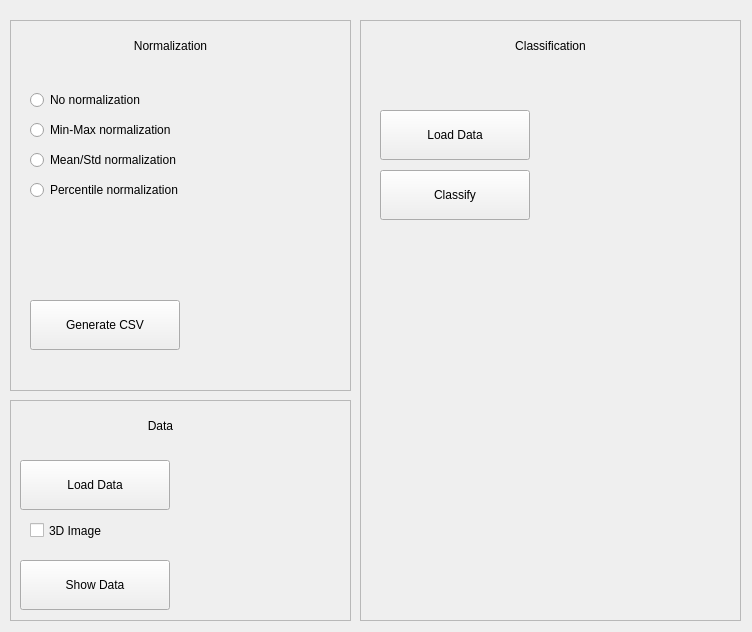
Qt form Code/UI/app.ui (wiktkaj492/RadiomicApp) before a commit.
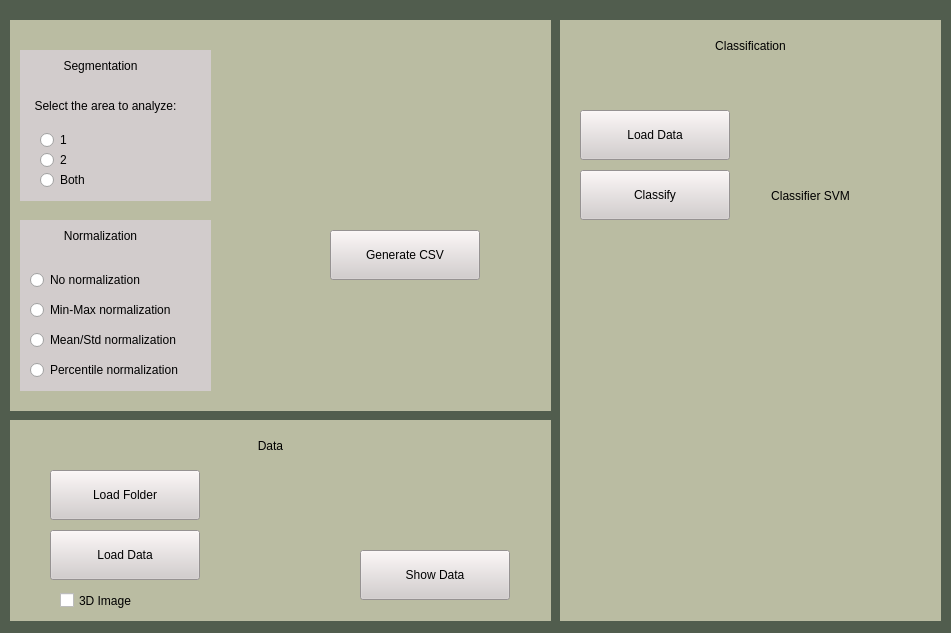
The same form after that commit.

```diff
--- a/Code/UI/app.ui
+++ b/Code/UI/app.ui
@@ -6,8 +6,8 @@
    <rect>
     <x>0</x>
     <y>0</y>
-    <width>752</width>
-    <height>632</height>
+    <width>951</width>
+    <height>633</height>
    </rect>
   </property>
   <property name="windowTitle">
@@ -22,8 +22,8 @@
      <rect>
       <x>10</x>
       <y>20</y>
-      <width>341</width>
-      <height>371</height>
+      <width>541</width>
+      <height>391</height>
      </rect>
     </property>
     <property name="frameShape">
@@ -32,11 +32,11 @@
     <property name="frameShadow">
      <enum>QFrame::Raised</enum>
     </property>
-    <widget class="QRadioButton" name="radioButton">
+    <widget class="QRadioButton" name="noNormaButton">
      <property name="geometry">
       <rect>
        <x>20</x>
-       <y>70</y>
+       <y>250</y>
        <width>141</width>
        <height>20</height>
       </rect>
@@ -45,11 +45,11 @@
       <string>No normalization</string>
      </property>
     </widget>
-    <widget class="QRadioButton" name="radioButton_2">
+    <widget class="QRadioButton" name="minMaxButton">
      <property name="geometry">
       <rect>
        <x>20</x>
-       <y>100</y>
+       <y>280</y>
        <width>171</width>
        <height>20</height>
       </rect>
@@ -58,11 +58,11 @@
       <string>Min-Max normalization</string>
      </property>
     </widget>
-    <widget class="QRadioButton" name="radioButton_3">
+    <widget class="QRadioButton" name="meanStdButton">
      <property name="geometry">
       <rect>
        <x>20</x>
-       <y>130</y>
+       <y>310</y>
        <width>181</width>
        <height>20</height>
       </rect>
@@ -71,11 +71,11 @@
       <string>Mean/Std normalization</string>
      </property>
     </widget>
-    <widget class="QRadioButton" name="radioButton_4">
+    <widget class="QRadioButton" name="perButton">
      <property name="geometry">
       <rect>
        <x>20</x>
-       <y>160</y>
+       <y>340</y>
        <width>161</width>
        <height>20</height>
       </rect>
@@ -84,24 +84,11 @@
       <string>Percentile normalization</string>
      </property>
     </widget>
-    <widget class="QPushButton" name="pushButton_2">
-     <property name="geometry">
-      <rect>
-       <x>20</x>
-       <y>280</y>
-       <width>150</width>
-       <height>50</height>
-      </rect>
-     </property>
-     <property name="text">
-      <string>Generate CSV</string>
-     </property>
-    </widget>
     <widget class="QLabel" name="label">
      <property name="geometry">
       <rect>
-       <x>100</x>
-       <y>10</y>
+       <x>30</x>
+       <y>200</y>
        <width>121</width>
        <height>31</height>
       </rect>
@@ -113,14 +100,178 @@
       <set>Qt::AlignCenter</set>
      </property>
     </widget>
+    <widget class="QRadioButton" name="area1Button">
+     <property name="geometry">
+      <rect>
+       <x>30</x>
+       <y>110</y>
+       <width>141</width>
+       <height>20</height>
+      </rect>
+     </property>
+     <property name="text">
+      <string>1</string>
+     </property>
+    </widget>
+    <widget class="QRadioButton" name="area2Button">
+     <property name="geometry">
+      <rect>
+       <x>30</x>
+       <y>130</y>
+       <width>141</width>
+       <height>20</height>
+      </rect>
+     </property>
+     <property name="text">
+      <string>2</string>
+     </property>
+    </widget>
+    <widget class="QRadioButton" name="bothButton">
+     <property name="geometry">
+      <rect>
+       <x>30</x>
+       <y>150</y>
+       <width>141</width>
+       <height>20</height>
+      </rect>
+     </property>
+     <property name="text">
+      <string>Both</string>
+     </property>
+    </widget>
+    <widget class="QLabel" name="label_5">
+     <property name="geometry">
+      <rect>
+       <x>30</x>
+       <y>30</y>
+       <width>121</width>
+       <height>31</height>
+      </rect>
+     </property>
+     <property name="text">
+      <string>Segmentation</string>
+     </property>
+     <property name="alignment">
+      <set>Qt::AlignCenter</set>
+     </property>
+    </widget>
+    <widget class="QLabel" name="label_6">
+     <property name="geometry">
+      <rect>
+       <x>10</x>
+       <y>70</y>
+       <width>171</width>
+       <height>31</height>
+      </rect>
+     </property>
+     <property name="text">
+      <string>Select the area to analyze:</string>
+     </property>
+     <property name="alignment">
+      <set>Qt::AlignCenter</set>
+     </property>
+    </widget>
+    <widget class="QWidget" name="widget" native="true">
+     <property name="geometry">
+      <rect>
+       <x>0</x>
+       <y>0</y>
+       <width>551</width>
+       <height>391</height>
+      </rect>
+     </property>
+     <property name="styleSheet">
+      <string notr="true">background-color: rgb(186, 188, 162);</string>
+     </property>
+     <widget class="QWidget" name="widget_5" native="true">
+      <property name="geometry">
+       <rect>
+        <x>10</x>
+        <y>30</y>
+        <width>191</width>
+        <height>151</height>
+       </rect>
+      </property>
+      <property name="styleSheet">
+       <string notr="true">background-color: rgb(210, 204, 204);</string>
+      </property>
+     </widget>
+     <widget class="QWidget" name="widget_6" native="true">
+      <property name="geometry">
+       <rect>
+        <x>10</x>
+        <y>200</y>
+        <width>191</width>
+        <height>171</height>
+       </rect>
+      </property>
+      <property name="styleSheet">
+       <string notr="true">background-color: rgb(210, 204, 204);</string>
+      </property>
+     </widget>
+     <widget class="QPushButton" name="csvButton">
+      <property name="geometry">
+       <rect>
+        <x>320</x>
+        <y>210</y>
+        <width>150</width>
+        <height>50</height>
+       </rect>
+      </property>
+      <property name="styleSheet">
+       <string notr="true">background-color: rgb(210, 204, 204);
+</string>
+      </property>
+      <property name="text">
+       <string>Generate CSV</string>
+      </property>
+     </widget>
+     <widget class="QLabel" name="statusLabel">
+      <property name="geometry">
+       <rect>
+        <x>320</x>
+        <y>270</y>
+        <width>151</width>
+        <height>51</height>
+       </rect>
+      </property>
+      <property name="layoutDirection">
+       <enum>Qt::LeftToRight</enum>
+      </property>
+      <property name="styleSheet">
+       <string notr="true"/>
+      </property>
+      <property name="text">
+       <string/>
+      </property>
+      <property name="alignment">
+       <set>Qt::AlignCenter</set>
+      </property>
+     </widget>
+     <zorder>widget_6</zorder>
+     <zorder>widget_5</zorder>
+     <zorder>csvButton</zorder>
+     <zorder>statusLabel</zorder>
+    </widget>
+    <zorder>widget</zorder>
+    <zorder>noNormaButton</zorder>
+    <zorder>minMaxButton</zorder>
+    <zorder>meanStdButton</zorder>
+    <zorder>perButton</zorder>
+    <zorder>label</zorder>
+    <zorder>area1Button</zorder>
+    <zorder>area2Button</zorder>
+    <zorder>bothButton</zorder>
+    <zorder>label_5</zorder>
+    <zorder>label_6</zorder>
    </widget>
    <widget class="QFrame" name="frame_2">
     <property name="geometry">
      <rect>
       <x>10</x>
-      <y>400</y>
-      <width>341</width>
-      <height>221</height>
+      <y>420</y>
+      <width>541</width>
+      <height>201</height>
      </rect>
     </property>
     <property name="frameShape">
@@ -129,37 +280,43 @@
     <property name="frameShadow">
      <enum>QFrame::Raised</enum>
     </property>
-    <widget class="QPushButton" name="pushButton">
+    <widget class="QPushButton" name="loadDataButton">
      <property name="geometry">
       <rect>
-       <x>10</x>
-       <y>60</y>
+       <x>40</x>
+       <y>110</y>
        <width>150</width>
        <height>50</height>
       </rect>
      </property>
+     <property name="styleSheet">
+      <string notr="true">background-color: rgb(210, 204, 204);</string>
+     </property>
      <property name="text">
       <string>Load Data</string>
      </property>
     </widget>
-    <widget class="QPushButton" name="pushButton_3">
+    <widget class="QPushButton" name="showButton">
      <property name="geometry">
       <rect>
-       <x>10</x>
-       <y>160</y>
+       <x>350</x>
+       <y>130</y>
        <width>150</width>
        <height>50</height>
       </rect>
      </property>
+     <property name="styleSheet">
+      <string notr="true">background-color: rgb(210, 204, 204);</string>
+     </property>
      <property name="text">
       <string>Show Data</string>
      </property>
     </widget>
-    <widget class="QCheckBox" name="checkBox">
+    <widget class="QCheckBox" name="button3D">
      <property name="geometry">
       <rect>
-       <x>20</x>
-       <y>120</y>
+       <x>50</x>
+       <y>170</y>
        <width>131</width>
        <height>21</height>
       </rect>
@@ -171,7 +328,7 @@
     <widget class="QLabel" name="label_3">
      <property name="geometry">
       <rect>
-       <x>90</x>
+       <x>200</x>
        <y>10</y>
        <width>121</width>
        <height>31</height>
@@ -184,11 +341,46 @@
       <set>Qt::AlignCenter</set>
      </property>
     </widget>
+    <widget class="QPushButton" name="LoadFolderButton">
+     <property name="geometry">
+      <rect>
+       <x>40</x>
+       <y>50</y>
+       <width>150</width>
+       <height>50</height>
+      </rect>
+     </property>
+     <property name="styleSheet">
+      <string notr="true">background-color: rgb(210, 204, 204);</string>
+     </property>
+     <property name="text">
+      <string>Load Folder</string>
+     </property>
+    </widget>
+    <widget class="QWidget" name="widget_4" native="true">
+     <property name="geometry">
+      <rect>
+       <x>0</x>
+       <y>0</y>
+       <width>541</width>
+       <height>201</height>
+      </rect>
+     </property>
+     <property name="styleSheet">
+      <string notr="true">background-color: rgb(186, 188, 162);</string>
+     </property>
+    </widget>
+    <zorder>widget_4</zorder>
+    <zorder>loadDataButton</zorder>
+    <zorder>showButton</zorder>
+    <zorder>button3D</zorder>
+    <zorder>label_3</zorder>
+    <zorder>LoadFolderButton</zorder>
    </widget>
    <widget class="QFrame" name="frame_3">
     <property name="geometry">
      <rect>
-      <x>360</x>
+      <x>560</x>
       <y>20</y>
       <width>381</width>
       <height>601</height>
@@ -200,7 +392,7 @@
     <property name="frameShadow">
      <enum>QFrame::Raised</enum>
     </property>
-    <widget class="QPushButton" name="pushButton_4">
+    <widget class="QPushButton" name="loadRadioDataButton">
      <property name="geometry">
       <rect>
        <x>20</x>
@@ -209,11 +401,14 @@
        <height>50</height>
       </rect>
      </property>
+     <property name="styleSheet">
+      <string notr="true">background-color: rgb(210, 204, 204);</string>
+     </property>
      <property name="text">
       <string>Load Data</string>
      </property>
     </widget>
-    <widget class="QPushButton" name="pushButton_5">
+    <widget class="QPushButton" name="classifyButton">
      <property name="geometry">
       <rect>
        <x>20</x>
@@ -222,6 +417,9 @@
        <height>50</height>
       </rect>
      </property>
+     <property name="styleSheet">
+      <string notr="true">background-color: rgb(210, 204, 204);</string>
+     </property>
      <property name="text">
       <string>Classify</string>
      </property>
@@ -242,7 +440,74 @@
       <set>Qt::AlignCenter</set>
      </property>
     </widget>
+    <widget class="QLabel" name="label_4">
+     <property name="geometry">
+      <rect>
+       <x>190</x>
+       <y>160</y>
+       <width>121</width>
+       <height>31</height>
+      </rect>
+     </property>
+     <property name="text">
+      <string>Classifier SVM</string>
+     </property>
+     <property name="alignment">
+      <set>Qt::AlignCenter</set>
+     </property>
+    </widget>
+    <widget class="QWidget" name="widget_3" native="true">
+     <property name="geometry">
+      <rect>
+       <x>0</x>
+       <y>0</y>
+       <width>381</width>
+       <height>601</height>
+      </rect>
+     </property>
+     <property name="styleSheet">
+      <string notr="true">background-color: rgb(186, 188, 162);</string>
+     </property>
+     <widget class="QLabel" name="show_classifier">
+      <property name="enabled">
+       <bool>true</bool>
+      </property>
+      <property name="geometry">
+       <rect>
+        <x>20</x>
+        <y>240</y>
+        <width>350</width>
+        <height>350</height>
+       </rect>
+      </property>
+      <property name="text">
+       <string/>
+      </property>
+     </widget>
+    </widget>
+    <zorder>widget_3</zorder>
+    <zorder>loadRadioDataButton</zorder>
+    <zorder>classifyButton</zorder>
+    <zorder>label_2</zorder>
+    <zorder>label_4</zorder>
    </widget>
+   <widget class="QWidget" name="widget_2" native="true">
+    <property name="geometry">
+     <rect>
+      <x>0</x>
+      <y>0</y>
+      <width>961</width>
+      <height>641</height>
+     </rect>
+    </property>
+    <property name="styleSheet">
+     <string notr="true">background-color: rgb(81, 93, 78);</string>
+    </property>
+   </widget>
+   <zorder>widget_2</zorder>
+   <zorder>frame</zorder>
+   <zorder>frame_2</zorder>
+   <zorder>frame_3</zorder>
   </widget>
  </widget>
  <resources/>
```
